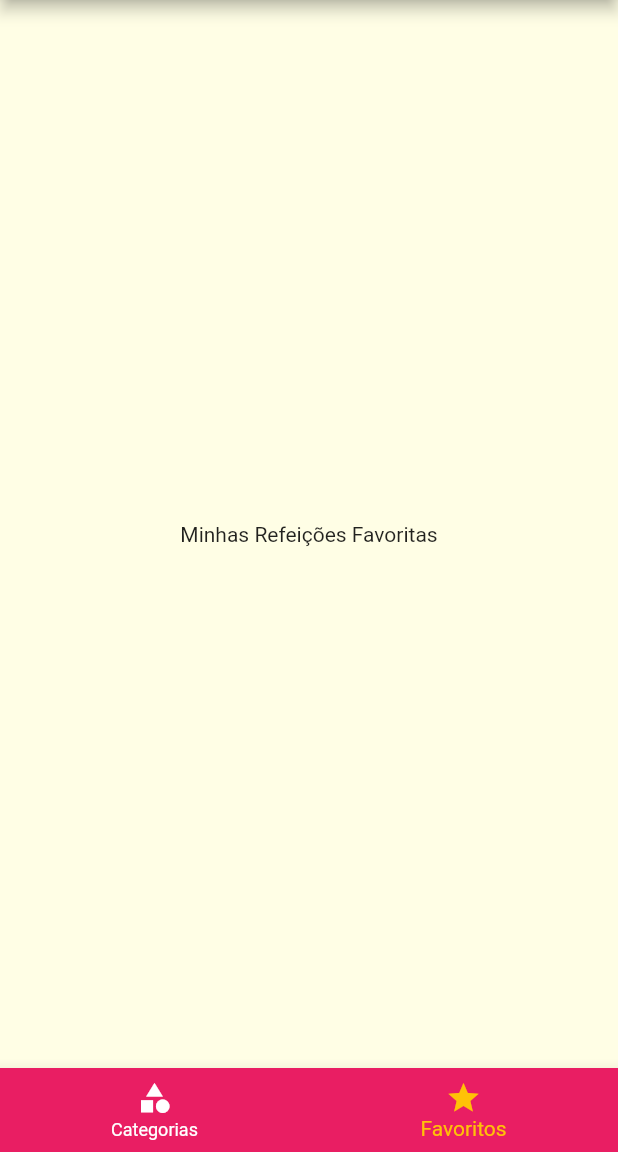
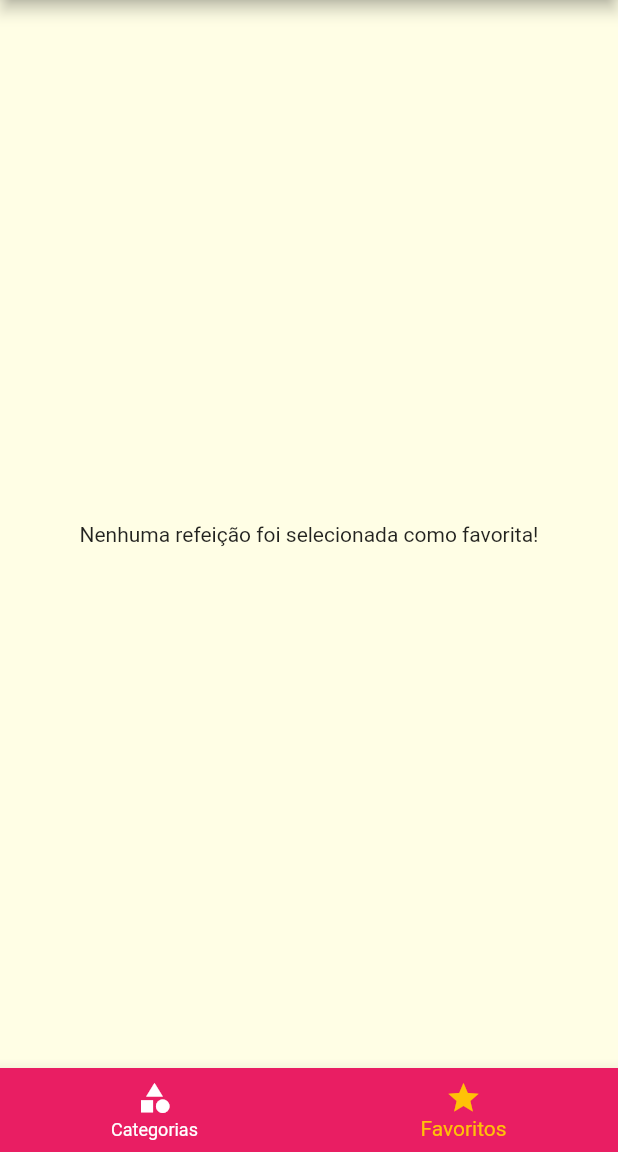
Before and after one commit to machado-jose/menus_flutter, a Flutter app: the screen it shows after launch, item 2 of the bottom bar chosen, on a phone screen of 412 x 824 dp, the part 84-1236 px from its top. Run offline on Flutter 3.47's test engine with Material 2 defaults, Android fonts, the phone set to English and light mode, and no system bars.

Commit message:
Choosing the favorites meals

```diff
--- a/lib/main.dart
+++ b/lib/main.dart
@@ -18,11 +18,11 @@ class MyApp extends StatefulWidget {
 }
 
 class _MyAppState extends State<MyApp> {
-
   List<Meal> _availableMeals = DUMMY_MEALS;
+  List<Meal> _favoritesMeals = [];
   var settings = Settings();
 
-  void _filterMeals(Settings settings){
+  void _filterMeals(Settings settings) {
     setState(() {
       this.settings = settings;
       _availableMeals = DUMMY_MEALS.where((meal) {
@@ -31,9 +31,24 @@ class _MyAppState extends State<MyApp> {
         final filterVegan = settings.isVegan && !meal.isVegan;
         final filterVegetarian = settings.isVegetarian && !meal.isVegetarian;
 
-        return !filterGluten && !filterLactose && !filterVegan && !filterVegetarian;
+        return !filterGluten &&
+            !filterLactose &&
+            !filterVegan &&
+            !filterVegetarian;
       }).toList();
     });
+  }
+
+  void _toggleFavorite(Meal meal) {
+    setState(() {
+      this._favoritesMeals.contains(meal)
+          ? this._favoritesMeals.remove(meal)
+          : this._favoritesMeals.add(meal);
+    });
+  }
+
+  bool _isFavorite(Meal meal){
+    return this._favoritesMeals.contains(meal);
   }
 
   @override
@@ -46,16 +61,17 @@ class _MyAppState extends State<MyApp> {
         fontFamily: 'Raleway',
         canvasColor: Color.fromRGBO(255, 254, 229, 1),
         textTheme: ThemeData.light().textTheme.copyWith(
-          headline6: TextStyle(
-            fontFamily: 'RobotoCondensed',
-            fontSize: 20,
-          ),
-        ),
+              headline6: TextStyle(
+                fontFamily: 'RobotoCondensed',
+                fontSize: 20,
+              ),
+            ),
       ),
       routes: {
-        AppRoutes.HOME: (ctx) => TabsScreen(),
-        AppRoutes.CATEGORIES_MEALS: (ctx) => CategoriesMealsScreen(_availableMeals),
-        AppRoutes.MEAL_DETAIL: (ctx) => MealsDetailsScreen(),
+        AppRoutes.HOME: (ctx) => TabsScreen(this._favoritesMeals),
+        AppRoutes.CATEGORIES_MEALS: (ctx) =>
+            CategoriesMealsScreen(_availableMeals),
+        AppRoutes.MEAL_DETAIL: (ctx) => MealsDetailsScreen(_toggleFavorite, _isFavorite),
         AppRoutes.SETTINGS: (ctx) => SettingsScreen(settings, _filterMeals),
       },
     );
--- a/lib/screens/favorite_screen.dart
+++ b/lib/screens/favorite_screen.dart
@@ -1,10 +1,24 @@
 import 'package:flutter/material.dart';
+import 'package:menus/components/meal_item.dart';
+import 'package:menus/models/meal.dart';
 
 class FavoriteScreen extends StatelessWidget {
+  final List<Meal> favoritesMeals;
+
+  FavoriteScreen(this.favoritesMeals);
   @override
   Widget build(BuildContext context) {
-    return Center(
-      child: Text('Minhas Refeições Favoritas'),
-    );
+    if (this.favoritesMeals.isEmpty) {
+      return Center(
+        child: Text('Nenhuma refeição foi selecionada como favorita!'),
+      );
+    } else {
+      return ListView.builder(
+        itemCount: this.favoritesMeals.length,
+        itemBuilder: (ctx, index){
+          return MealItem(this.favoritesMeals[index]);
+        },
+      );
+    }
   }
 }
--- a/lib/screens/tabs_screen.dart
+++ b/lib/screens/tabs_screen.dart
@@ -1,24 +1,40 @@
 import 'package:flutter/material.dart';
 import 'package:menus/components/main_drawer.dart';
+import 'package:menus/models/meal.dart';
 
 import 'categories_screen.dart';
 import 'favorite_screen.dart';
 
 class TabsScreen extends StatefulWidget {
+  final List<Meal> favoritesMeals;
+
+  const TabsScreen(this.favoritesMeals);
+
   @override
   _TabsScreenState createState() => _TabsScreenState();
 }
 
 class _TabsScreenState extends State<TabsScreen> {
-
   int _selectedScreenIndex = 0;
 
-  final List<Map<String, Object>> screens = [
-    {'title': 'Categorias', 'screen': CategoriesScreen()},
-    {'title': 'Favoritos', 'screen': FavoriteScreen()},
+  List<Map<String, Object>> _screens;
+
+  @override
+  initState() {
+    super.initState();
+    _screens = [
+      {
+        'title': 'Categorias',
+        'screen': CategoriesScreen(),
+      },
+      {
+        'title': 'Favoritos',
+        'screen': FavoriteScreen(widget.favoritesMeals),
+      },
     ];
+  }
 
-  _selectedScreen(int index){
+  _selectedScreen(int index) {
     setState(() {
       _selectedScreenIndex = index;
     });
@@ -31,12 +47,12 @@ class _TabsScreenState extends State<TabsScreen> {
         title: Row(
           mainAxisAlignment: MainAxisAlignment.center,
           children: <Widget>[
-            Text(this.screens[this._selectedScreenIndex]['title']),
+            Text(this._screens[this._selectedScreenIndex]['title']),
           ],
         ),
       ),
       drawer: MainDrawer(),
-      body: this.screens[this._selectedScreenIndex]['screen'],
+      body: this._screens[this._selectedScreenIndex]['screen'],
       bottomNavigationBar: BottomNavigationBar(
           onTap: _selectedScreen,
           backgroundColor: Theme.of(context).primaryColor,
@@ -52,8 +68,7 @@ class _TabsScreenState extends State<TabsScreen> {
               icon: Icon(Icons.star),
               title: Text('Favoritos'),
             ),
-        ]
-      ),
+          ]),
     );
   }
 }
```
Also changed, not shown: lib/screens/meals_details_screen.dart (+7 -2 lines). Lines whose indentation alone changed are shown as unchanged.
